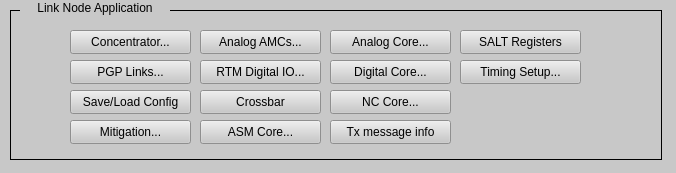
Before: the Qt Designer form mps_expert_embed_link_node_information.ui in ad-build-test/pydm-mps, drawn with Qt 5.
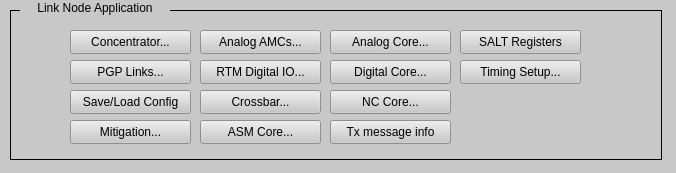
After: the same form once the commit is applied. Custom widgets are drawn as their Qt base class.

```diff
--- a/mps_expert_embed_link_node_information.ui
+++ b/mps_expert_embed_link_node_information.ui
@@ -437,7 +437,7 @@
      <string/>
     </property>
     <property name="text">
-     <string>Crossbar</string>
+     <string>Crossbar...</string>
     </property>
     <property name="filenames" stdset="0">
      <stringlist>
```
Left out of the diff: 59 changed lines with no effect on the pictures.
